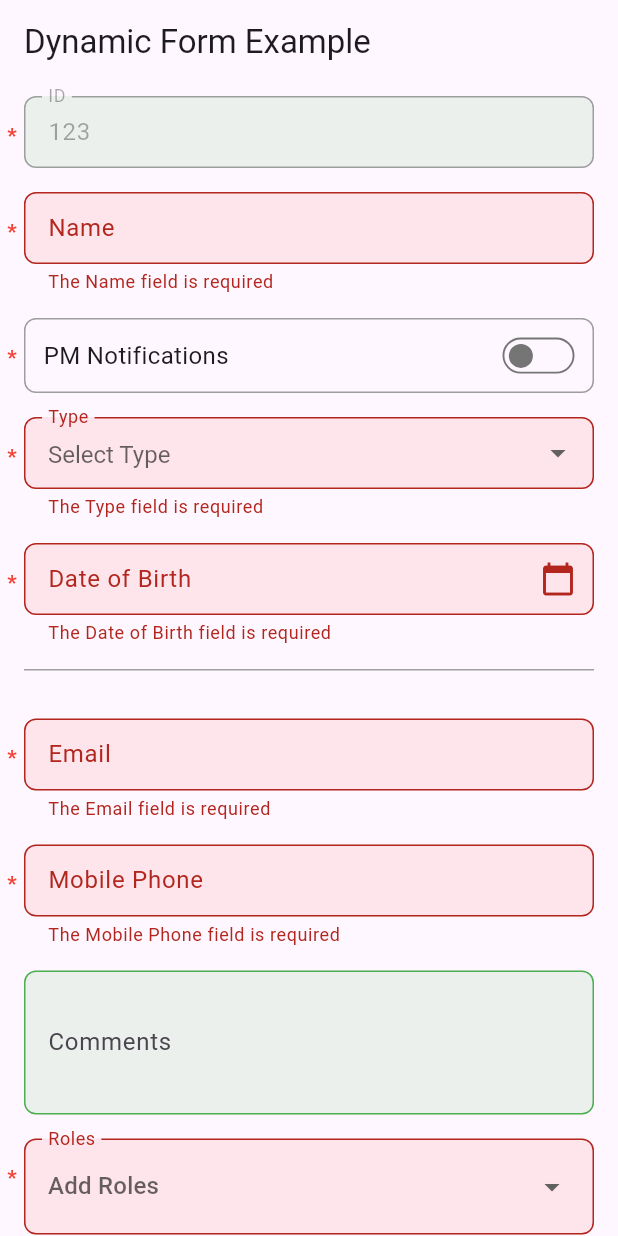
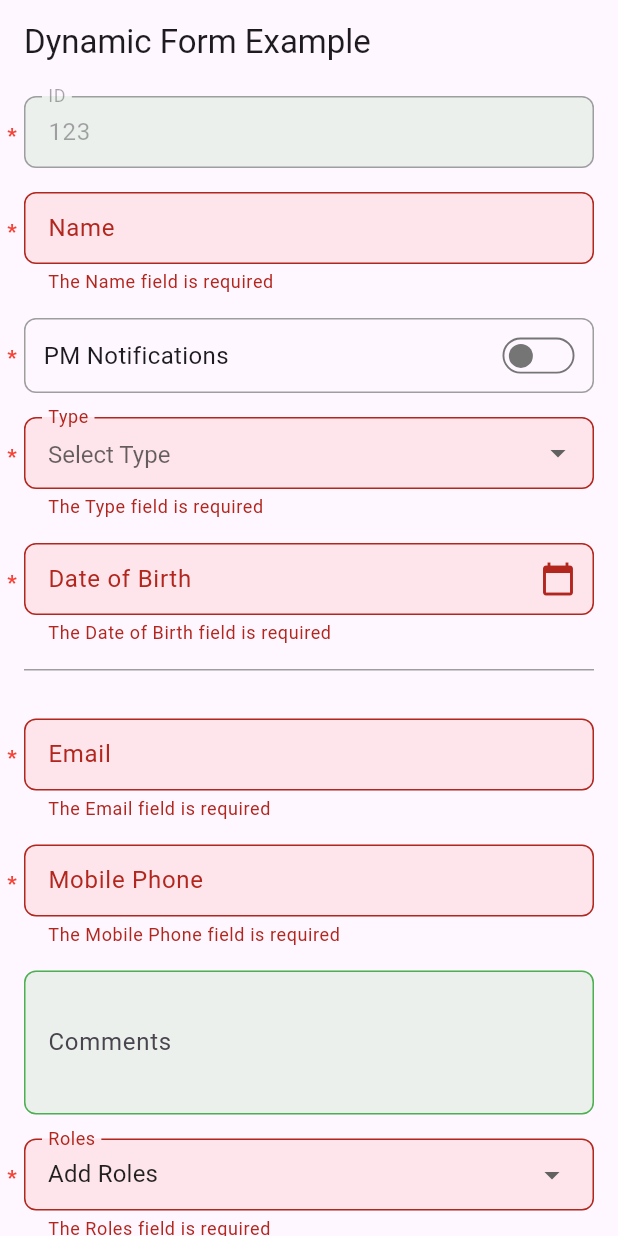
Before and after one commit to imkiptoo/dynamic-flutter-forms, a Flutter app: the screen it shows after launch, after a tap on "Submit Form", on a phone screen of 412 x 824 dp. Run offline on Flutter 3.47's test engine with Material 3 defaults, Android fonts, the phone set to English and light mode, and no system bars.

Commit message:
refactor: standardize parameter formatting in form widget methods for improved readability

```diff
--- a/lib/main.dart
+++ b/lib/main.dart
@@ -30,6 +30,7 @@ class MyApp extends StatelessWidget {
         ],
       ),
       home: const ExampleFormScreen(),
+      locale: Locale("en", "US"),
       debugShowCheckedModeBanner: false,
     );
   }
--- a/lib/src/widgets/form_widgets.dart
+++ b/lib/src/widgets/form_widgets.dart
@@ -169,7 +169,8 @@ class FormWidgets {
             value: option['id'].toString(),
             child: Text(option['name']),
           );
-    }).toList() ?? [];
+        }).toList() ??
+        [];
 
     // Ensure the current value is in the items list
     final isValidValue = items.any((item) => item.value == currentValue);
@@ -207,9 +208,7 @@ class FormWidgets {
   ) {
     // Simple implementation that uses a comma-separated string
     // A more robust implementation might use a custom dialog or chips
-    final currentValues = controllers[field.id]?.text.split(',')
-        .where((s) => s.isNotEmpty)
-        .toList() ?? [];
+    final currentValues = controllers[field.id]?.text.split(',').where((s) => s.isNotEmpty).toList() ?? [];
 
     return FormField<List<String>>(
       initialValue: currentValues,
@@ -227,10 +226,13 @@ class FormWidgets {
               ),
               child: Column(
                 crossAxisAlignment: CrossAxisAlignment.start,
+                mainAxisAlignment: MainAxisAlignment.center,
                 children: [
+                  currentValues.isNotEmpty ? SizedBox(height: 8,) : Container(),
                   Wrap(
-                    spacing: 8.0,
-                    runSpacing: 4.0,
+                    spacing: 12.0,
+                    runSpacing: 8.0,
+                    alignment: WrapAlignment.start,
                     children: currentValues.map((value) {
                       final option = field.options?.firstWhere(
                         (o) => o['id'].toString() == value,
@@ -239,12 +241,13 @@ class FormWidgets {
                       final name = option?['name'] ?? value;
 
                       return Chip(
+                        labelPadding: EdgeInsets.all(0),
+                        padding: EdgeInsets.only(left: 8),
                         label: Text(name),
                         onDeleted: field.disabled || field.readonly
                             ? null
                             : () {
-                          final newValues = List<String>.from(currentValues)
-                            ..remove(value);
+                                final newValues = List<String>.from(currentValues)..remove(value);
                                 controllers[field.id]?.text = newValues.join(',');
                                 updateFieldState(field.id, newValues.join(','));
                               },
@@ -252,14 +255,16 @@ class FormWidgets {
                     }).toList(),
                   ),
                   if (!field.disabled && !field.readonly)
-                    DropdownButton<String>(
-                      padding: EdgeInsetsDirectional.symmetric(vertical: 0),
-                      hint: Text('Add ${field.label}'),
+                    SizedBox(
+                      height: 32,
+                      child: DropdownButton<String>(
+                        focusColor: Colors.transparent,
+                        hint: Text('Add ${field.label}', style: TextStyle(color: Colors.black87, fontSize: 16, fontWeight: FontWeight.normal)),
+                        isExpanded: true,
                         underline: Container(),
-                      isExpanded: true,
-                      items: (field.options ?? [])
-                          .where((o) => !currentValues.contains(o['id'].toString()))
-                          .map<DropdownMenuItem<String>>((option) {
+                        borderRadius: BorderRadius.circular(8),
+                        itemHeight: 48,
+                        items: (field.options ?? []).where((o) => !currentValues.contains(o['id'].toString())).map<DropdownMenuItem<String>>((option) {
                           return DropdownMenuItem<String>(
                             value: option['id'].toString(),
                             child: Text(option['name']),
@@ -267,12 +272,12 @@ class FormWidgets {
                         }).toList(),
                         onChanged: (value) {
                           if (value != null) {
-                          final newValues = List<String>.from(currentValues)
-                            ..add(value);
+                            final newValues = List<String>.from(currentValues)..add(value);
                             controllers[field.id]?.text = newValues.join(',');
                             updateFieldState(field.id, newValues.join(','));
                           }
                         },
+                      ),
                     ),
                 ],
               ),
--- a/pubspec.yaml
+++ b/pubspec.yaml
@@ -11,7 +11,6 @@ dependencies:
   flutter:
     sdk: flutter
   intl: ^0.20.2
-  mask_text_input_formatter: ^2.9.0
 
 dev_dependencies:
   flutter_test:
@@ -23,6 +22,7 @@ dev_dependencies:
 
 # The following section is specific to Flutter packages.
 flutter:
+  uses-material-design: true
 # To add assets to your package, add an assets section, like this:
 # assets:
 #   - images/a_dot_burr.jpeg
```
Also changed, not shown: pubspec.lock. Lines whose indentation alone changed are shown as unchanged.
